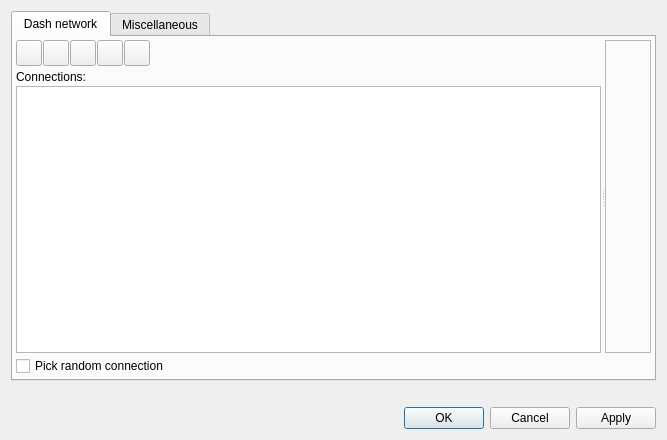
The window that src/ui/ui_config_dlg.ui (Bertrand256/dash-masternode-tool) describes before a commit, drawn with Qt 5.
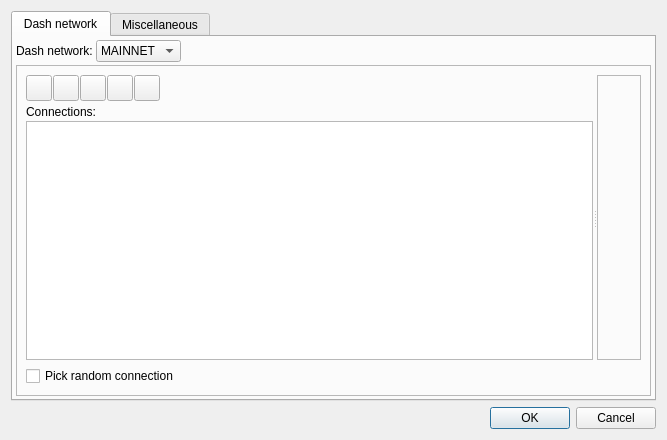
The same window after the commit. The open tabs and pages were chosen to show the change.

Commit message: - Dash Testnet support - Trezor T support - switching between different configurations - config files encryption with hardware wallets - toolbar and main menu in main window - improvements in payment dialog: multiple recipients, improved UTXO selection, saving recipient list in an external file - transaction preview window - proposal dialog: additional filtering, voting on multiple proposals at once - uploading firmware to hardware wallets (dedicated mainly to upload a custom firmware with testnet support)

```diff
--- a/src/ui/ui_config_dlg.ui
+++ b/src/ui/ui_config_dlg.ui
@@ -55,6 +55,53 @@
         <number>3</number>
        </property>
        <item>
+        <layout class="QHBoxLayout" name="horizontalLayout_3">
+         <item>
+          <widget class="QLabel" name="label_2">
+           <property name="text">
+            <string>Dash network:</string>
+           </property>
+          </widget>
+         </item>
+         <item>
+          <widget class="QComboBox" name="cboDashNetwork">
+           <item>
+            <property name="text">
+             <string>MAINNET</string>
+            </property>
+           </item>
+           <item>
+            <property name="text">
+             <string>TESTNET</string>
+            </property>
+           </item>
+          </widget>
+         </item>
+         <item>
+          <spacer name="horizontalSpacer_5">
+           <property name="orientation">
+            <enum>Qt::Horizontal</enum>
+           </property>
+           <property name="sizeHint" stdset="0">
+            <size>
+             <width>40</width>
+             <height>20</height>
+            </size>
+           </property>
+          </spacer>
+         </item>
+        </layout>
+       </item>
+       <item>
+        <widget class="QFrame" name="frame_2">
+         <property name="frameShape">
+          <enum>QFrame::StyledPanel</enum>
+         </property>
+         <property name="frameShadow">
+          <enum>QFrame::Raised</enum>
+         </property>
+         <layout class="QVBoxLayout" name="verticalLayout_6">
+          <item>
         <widget class="QSplitter" name="splitter">
          <property name="orientation">
           <enum>Qt::Horizontal</enum>
@@ -261,6 +308,9 @@
        </item>
       </layout>
      </widget>
+       </item>
+      </layout>
+     </widget>
      <widget class="QWidget" name="tabMisc">
       <attribute name="title">
        <string>Miscellaneous</string>
@@ -526,29 +576,13 @@
      </widget>
     </widget>
    </item>
-   <item>
-    <widget class="QLabel" name="lblStatus">
-     <property name="frameShape">
-      <enum>QFrame::NoFrame</enum>
-     </property>
-     <property name="text">
-      <string/>
-     </property>
-     <property name="openExternalLinks">
-      <bool>true</bool>
-     </property>
-     <property name="textInteractionFlags">
-      <set>Qt::LinksAccessibleByMouse|Qt::TextSelectableByMouse</set>
-     </property>
-    </widget>
-   </item>
    <item>
     <widget class="QDialogButtonBox" name="buttonBox">
      <property name="orientation">
       <enum>Qt::Horizontal</enum>
      </property>
      <property name="standardButtons">
-      <set>QDialogButtonBox::Apply|QDialogButtonBox::Cancel|QDialogButtonBox::Ok</set>
+      <set>QDialogButtonBox::Cancel|QDialogButtonBox::Ok</set>
      </property>
     </widget>
    </item>
```
Left out of the diff: 12 changed lines with no effect on the pictures. Lines whose indentation alone changed are shown as unchanged. The commit also changes 65 other files.
